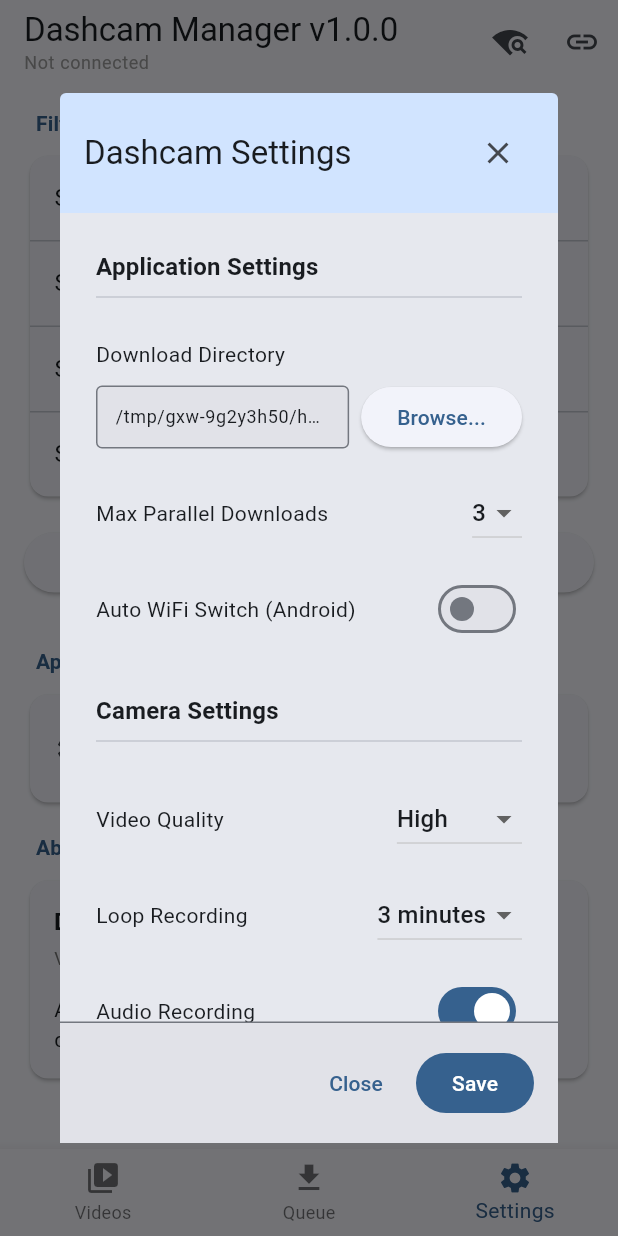
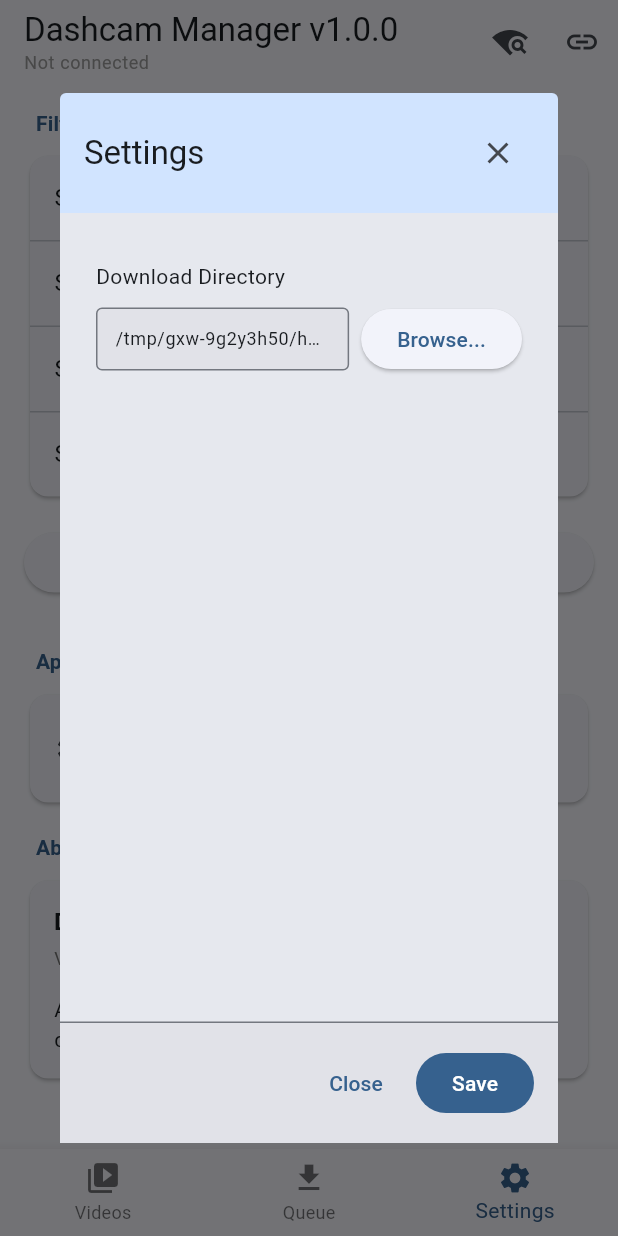
Before and after one commit to c16/dashcam_manager, a Flutter app: the screen it shows after launch, item 3 of the bottom bar chosen, after a tap on "Dashcam Settings", on a phone screen of 412 x 824 dp. Run offline on Flutter 3.47's test engine with Material 3 defaults, Android fonts, the phone set to English and light mode, and no system bars; our stand-ins replace file_picker, permission_handler, shared_preferences; missing offline and left inert: network_info_plus, wifi_iot.

Commit message:
Simplify settings dialog - remove dashcam configuration options
Remove all dashcam-specific settings (camera, display, advanced) from
the settings dialog. Keep only the essential download directory browser.
This simplifies the UI and focuses on app-level settings only.

Changes:
- Remove camera settings (video quality, loop recording, audio, GPS, parking mode)
- Remove display settings (timestamp, speed display)
- Remove advanced settings (G-sensor sensitivity, auto power off)
- Remove max parallel downloads and auto WiFi switch options
- Keep only download directory browser
- Update dialog title from "Dashcam Settings" to "Settings"
- Remove unused helper methods (_buildSwitchSetting, _buildDropdownSetting)
- Simplify state variables and save/load methods

🤖 Generated with [Claude Code](https://claude.com/claude-code)

Co-Authored-By: Claude <noreply@anthropic.com>

```diff
--- a/dashcam_flutter/lib/ui/widgets/settings_dialog.dart
+++ b/dashcam_flutter/lib/ui/widgets/settings_dialog.dart
@@ -25,19 +25,6 @@ class _SettingsDialogState extends State<SettingsDialog> {
 
   // App settings
   String _downloadDirectory = '';
-  int _maxParallelDownloads = 3;
-  bool _autoWifiSwitch = false;
-
-  // Camera settings
-  String _videoQuality = 'High';
-  String _loopDuration = '3 minutes';
-  bool _audioRecording = true;
-  bool _gpsLogging = true;
-  bool _parkingMode = false;
-  bool _timestamp = true;
-  bool _speedDisplay = true;
-  String _gsensorSensitivity = 'Medium';
-  String _autoPowerOff = 'Off';
 
   @override
   void initState() {
@@ -50,13 +37,9 @@ class _SettingsDialogState extends State<SettingsDialog> {
 
   Future<void> _loadAppSettings() async {
     final downloadDir = await widget.preferencesService.getDownloadDirectory();
-    final maxParallel = widget.preferencesService.getMaxParallelDownloads();
-    final autoWifi = widget.preferencesService.getAutoWifiSwitch();
 
     setState(() {
       _downloadDirectory = downloadDir;
-      _maxParallelDownloads = maxParallel;
-      _autoWifiSwitch = autoWifi;
     });
   }
 
@@ -99,14 +82,6 @@ class _SettingsDialogState extends State<SettingsDialog> {
     try {
       // Save app settings
       await widget.preferencesService.setDownloadDirectory(_downloadDirectory);
-      await widget.preferencesService.setMaxParallelDownloads(_maxParallelDownloads);
-      await widget.preferencesService.setAutoWifiSwitch(_autoWifiSwitch);
-
-      // Save camera settings via API (if connected)
-      if (widget.api != null) {
-        // This is a placeholder - actual implementation would use specific API calls
-        await Future.delayed(const Duration(milliseconds: 500));
-      }
 
       setState(() {
         _statusMessage = 'Settings saved successfully';
@@ -158,7 +133,7 @@ class _SettingsDialogState extends State<SettingsDialog> {
               child: Row(
                 children: [
                   Text(
-                    'Dashcam Settings',
+                    'Settings',
                     style: Theme.of(context).textTheme.titleLarge,
                   ),
                   const Spacer(),
@@ -177,73 +152,12 @@ class _SettingsDialogState extends State<SettingsDialog> {
                 child: Column(
                   crossAxisAlignment: CrossAxisAlignment.start,
                   children: [
-                    // App Settings
-                    _buildSection('Application Settings'),
+                    // Download Directory
                     _buildDirectorySetting(
                       'Download Directory',
                       _downloadDirectory,
                       _browseDownloadDirectory,
                     ),
-                    _buildDropdownSetting('Max Parallel Downloads',
-                        _maxParallelDownloads.toString(), ['1', '2', '3', '4', '5'],
-                        (value) {
-                      setState(() => _maxParallelDownloads = int.parse(value!));
-                    }),
-                    _buildSwitchSetting(
-                      'Auto WiFi Switch (Android)',
-                      _autoWifiSwitch,
-                      (value) {
-                        setState(() => _autoWifiSwitch = value);
-                      },
-                    ),
-
-                    const SizedBox(height: 24),
-
-                    // Camera Settings
-                    _buildSection('Camera Settings'),
-                    _buildDropdownSetting('Video Quality', _videoQuality,
-                        ['High', 'Medium', 'Low'], (value) {
-                      setState(() => _videoQuality = value!);
-                    }),
-                    _buildDropdownSetting('Loop Recording', _loopDuration,
-                        ['1 minute', '3 minutes', '5 minutes'], (value) {
-                      setState(() => _loopDuration = value!);
-                    }),
-                    _buildSwitchSetting('Audio Recording', _audioRecording,
-                        (value) {
-                      setState(() => _audioRecording = value);
-                    }),
-                    _buildSwitchSetting('GPS Logging', _gpsLogging, (value) {
-                      setState(() => _gpsLogging = value);
-                    }),
-                    _buildSwitchSetting('Parking Mode', _parkingMode, (value) {
-                      setState(() => _parkingMode = value);
-                    }),
-
-                    const SizedBox(height: 24),
-
-                    // Display Settings
-                    _buildSection('Display'),
-                    _buildSwitchSetting('Date/Time Stamp', _timestamp, (value) {
-                      setState(() => _timestamp = value);
-                    }),
-                    _buildSwitchSetting('Speed Display', _speedDisplay, (value) {
-                      setState(() => _speedDisplay = value);
-                    }),
-
-                    const SizedBox(height: 24),
-
-                    // Advanced Settings
-                    _buildSection('Advanced'),
-                    _buildDropdownSetting('G-Sensor Sensitivity',
-                        _gsensorSensitivity, ['High', 'Medium', 'Low', 'Off'],
-                        (value) {
-                      setState(() => _gsensorSensitivity = value!);
-                    }),
-                    _buildDropdownSetting('Auto Power Off', _autoPowerOff,
-                        ['Off', '1 minute', '3 minutes', '5 minutes'], (value) {
-                      setState(() => _autoPowerOff = value!);
-                    }),
 
                     const SizedBox(height: 24),
 
@@ -339,48 +253,6 @@ class _SettingsDialogState extends State<SettingsDialog> {
     );
   }
 
-  Widget _buildSwitchSetting(
-      String label, bool value, ValueChanged<bool> onChanged) {
-    return Padding(
-      padding: const EdgeInsets.symmetric(vertical: 8),
-      child: Row(
-        children: [
-          Expanded(
-            child: Text(label),
-          ),
-          Switch(
-            value: value,
-            onChanged: onChanged,
-          ),
-        ],
-      ),
-    );
-  }
-
-  Widget _buildDropdownSetting(String label, String value, List<String> options,
-      ValueChanged<String?> onChanged) {
-    return Padding(
-      padding: const EdgeInsets.symmetric(vertical: 8),
-      child: Row(
-        children: [
-          Expanded(
-            child: Text(label),
-          ),
-          DropdownButton<String>(
-            value: value,
-            items: options.map((String option) {
-              return DropdownMenuItem<String>(
-                value: option,
-                child: Text(option),
-              );
-            }).toList(),
-            onChanged: onChanged,
-          ),
-        ],
-      ),
-    );
-  }
-
   Widget _buildDirectorySetting(
       String label, String path, VoidCallback onBrowse) {
     return Padding(
```
